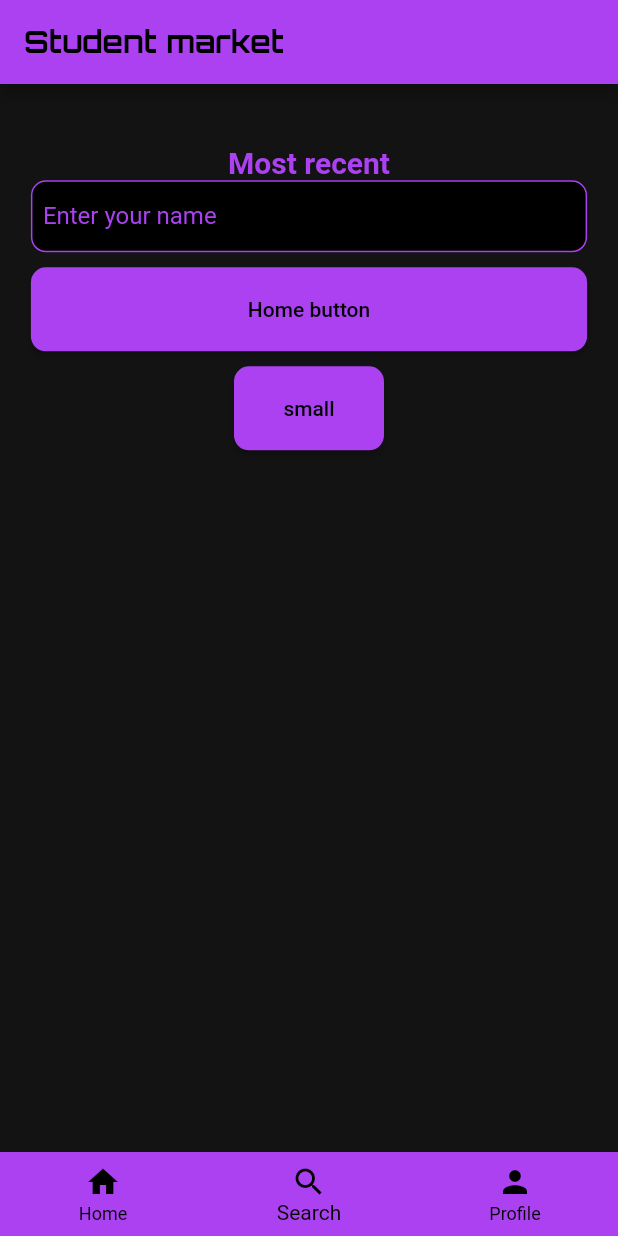
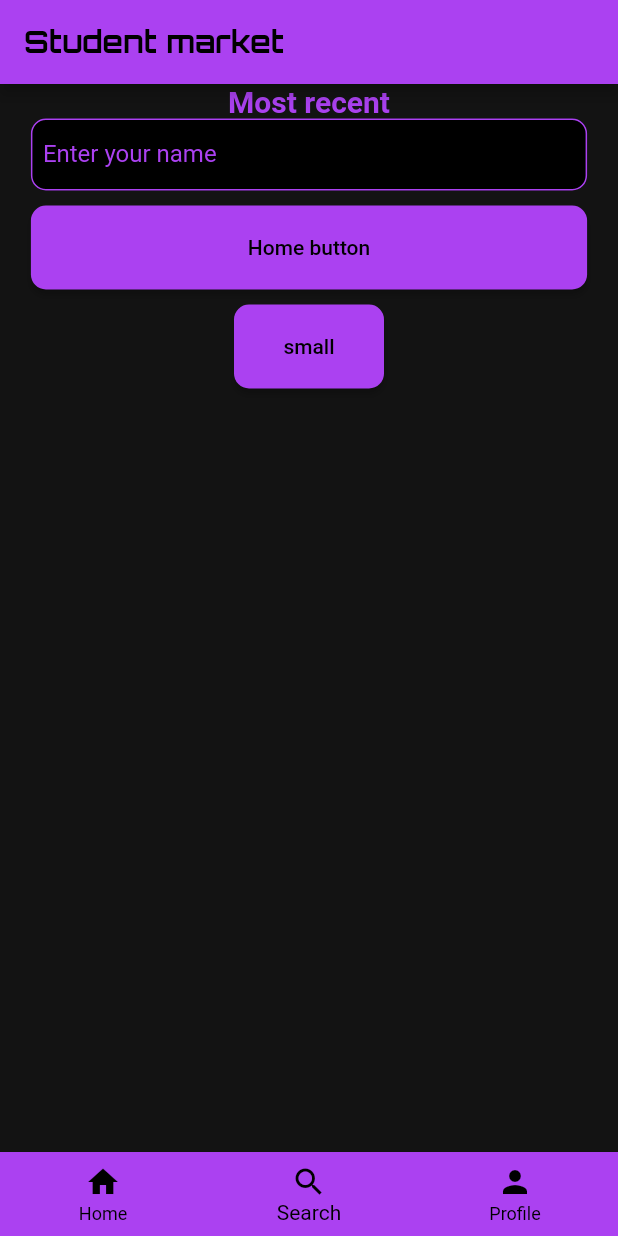
Before and after one commit to PiotrSzuba/Pim_SMarket, a Flutter app: the screen it shows after launch, on a phone screen of 412 x 824 dp. Run offline on Flutter 3.47's test engine with Material 2 defaults, Android fonts, the phone set to English and light mode, and no system bars; our stand-ins replace google_fonts.

Commit message:
Updated page template

```diff
--- a/pim_smarket/lib/components/page_template.dart
+++ b/pim_smarket/lib/components/page_template.dart
@@ -13,9 +13,8 @@ class PageTemplate extends StatelessWidget {
 
     return Scaffold(
       body: Container(
-          padding: EdgeInsets.symmetric(
-              horizontal: width * CustomTheme.bodyMarginX,
-              vertical: height * CustomTheme.bodyMarginY),
+          padding:
+              EdgeInsets.symmetric(horizontal: width * CustomTheme.bodyMarginX),
           child: child),
       backgroundColor: CustomTheme.backgroundColor,
     );
```
